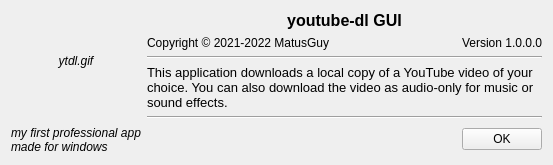
This is youtubedl_about.ui in MatusGuy/youtube-dl_GUI as Qt 5 draws it before an edit. The edited form follows.
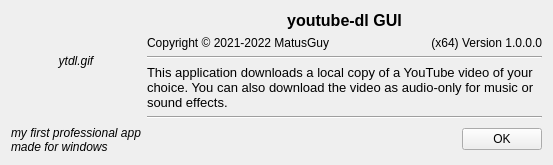
This is the edited form.

Commit message: Improved splash screen. Fixed settings.json not saving

```diff
--- a/youtubedl_about.ui
+++ b/youtubedl_about.ui
@@ -88,7 +88,7 @@
       <enum>Qt::RightToLeft</enum>
      </property>
      <property name="text">
-      <string>Version 1.0.0.0</string>
+      <string>(x64) Version 1.0.0.0</string>
      </property>
      <property name="alignment">
       <set>Qt::AlignRight|Qt::AlignTrailing|Qt::AlignVCenter</set>
```
Left out of the diff: 4 changed lines with no effect on the pictures. The commit also changes 7 other files.
